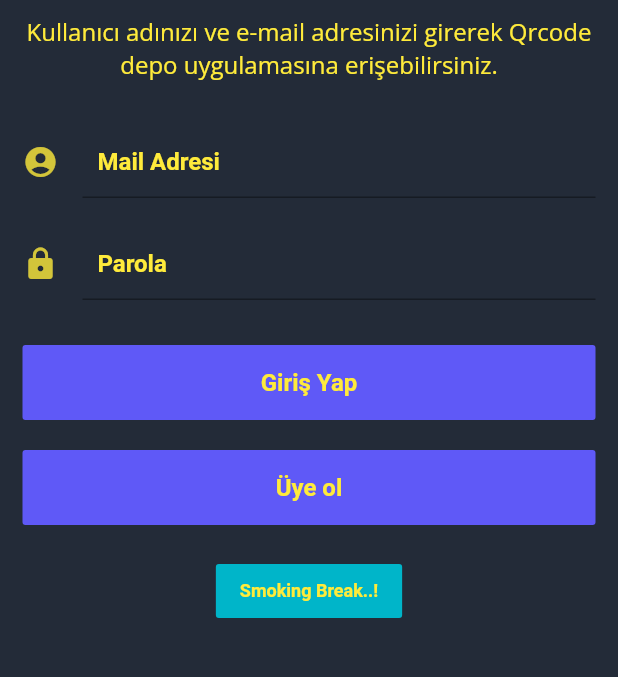
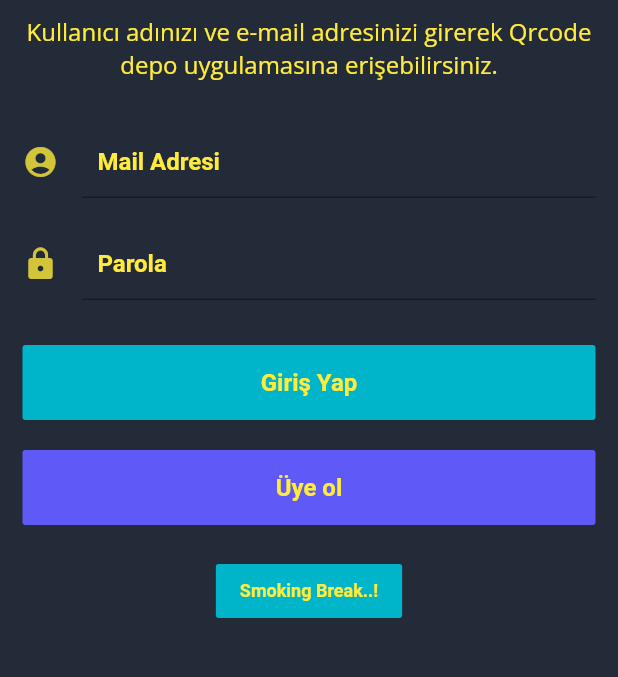
Before and after one commit to KrmKrks/ProjeQR, a Flutter app: the screen it shows after launch, on a phone screen of 412 x 824 dp, the part 528-1205 px from its top. Run offline on Flutter 3.47's test engine with Material 2 defaults, Android fonts, the phone set to English and light mode, and no system bars; our stand-ins replace cloud_firestore, firebase_auth, firebase_core, firebase_storage, google_fonts, qr_flutter; accounts and stored records are empty.

Commit message:
button themeları değiştirildi

```diff
--- a/lib/Pages/giris_sayfasi.dart
+++ b/lib/Pages/giris_sayfasi.dart
@@ -117,7 +117,7 @@ class _GirissayfasiState extends State<Girissayfasi> {
                         );
                       });
                     },
-                    color: logoGreen,
+                    color: Theme.of(context).buttonColor,
                     child: Text(
                       'Giriş Yap',
                       style: TextStyle(
--- a/lib/Pages/widget/change_theme_button_widget.dart
+++ b/lib/Pages/widget/change_theme_button_widget.dart
@@ -23,7 +23,8 @@ class _ChangeThemeButtonWidgetState extends State<ChangeThemeButtonWidget> {
         onChanged: (value) {
           final provider = Provider.of<ThemeProvider>(context, listen: false);
           provider.toggleTheme(value);
-          }),
+        },
+      ),
     );
   }
 }
```
Lines whose indentation alone changed are shown as unchanged.
